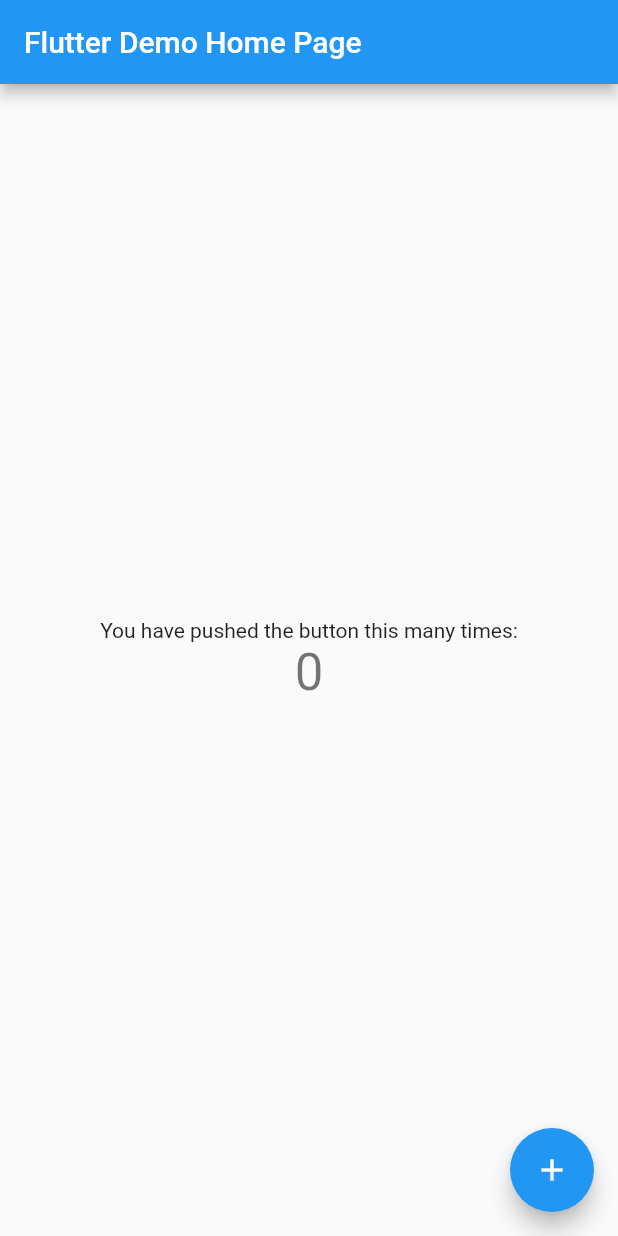
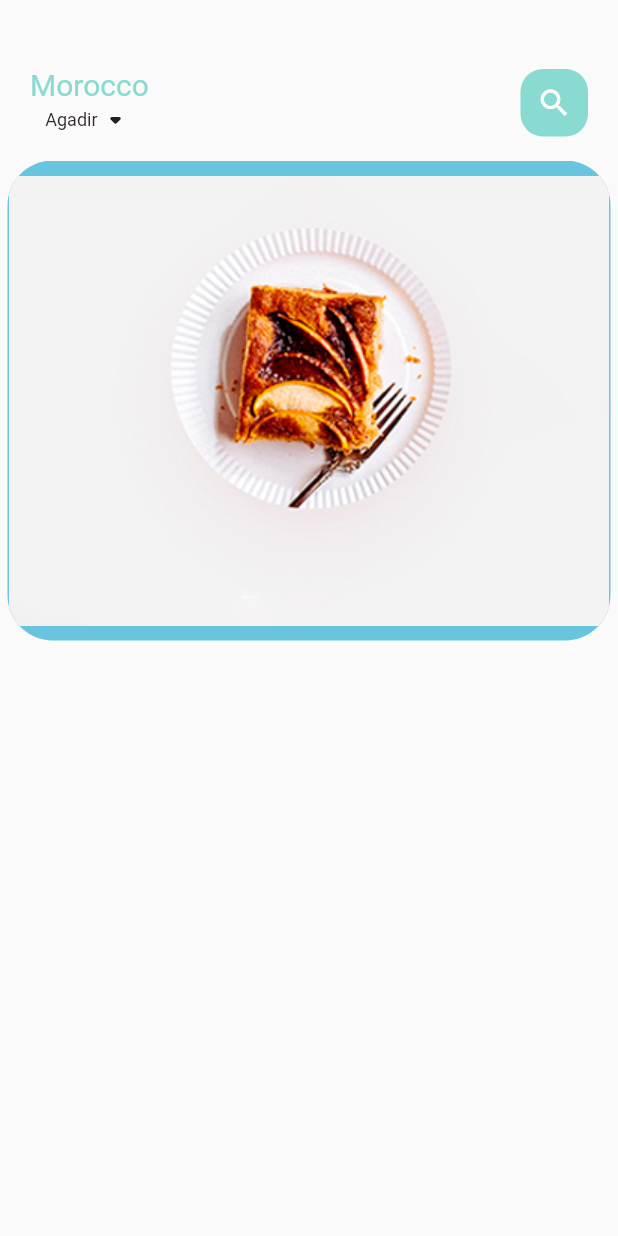
Before and after one commit to neimael/DeliveryFoodApp, a Flutter app: the screen it shows after launch, on a phone screen of 412 x 824 dp. Run offline on Flutter 3.47's test engine with Material 2 defaults, Android fonts, the phone set to English and light mode, and no system bars.

Commit message:
first page

```diff
--- /dev/null
+++ b/lib/home/food_page_body.dart
@@ -0,0 +1,36 @@
+import 'package:flutter/material.dart';
+
+class FoodPageBody extends StatefulWidget {
+  const FoodPageBody({super.key});
+
+  @override
+  State<FoodPageBody> createState() => _FoodPageBodyState();
+}
+
+class _FoodPageBodyState extends State<FoodPageBody> {
+  @override
+  Widget build(BuildContext context) {
+    return Container(
+      height: 320,
+      child: PageView.builder(
+          itemCount: 5,
+          itemBuilder: ((context, position) {
+            return _buildPageItem(position);
+          })),
+    );
+  }
+
+  Widget _buildPageItem(int index) {
+    return Container(
+      height: 220,
+      margin: EdgeInsets.only(
+        left: 5,
+        right: 5,
+      ),
+      decoration: BoxDecoration(
+          borderRadius: BorderRadius.circular(30),
+          color: index.isEven ? Color(0xFF69c5df) : Color(0xFF9294cc),
+          image: DecorationImage(image: AssetImage("assets/image/food1.png"))),
+    );
+  }
+}
--- /dev/null
+++ b/lib/home/main_food_page.dart
@@ -0,0 +1,74 @@
+import 'package:deliveryfood/widgets/big_text.dart';
+import 'package:flutter/material.dart';
+
+import '../utils/colors.dart';
+import '../widgets/small_text.dart';
+import 'food_page_body.dart';
+
+class MainFoodPage extends StatefulWidget {
+  const MainFoodPage({super.key});
+
+  @override
+  State<MainFoodPage> createState() => _MainFoodPageState();
+}
+
+class _MainFoodPageState extends State<MainFoodPage> {
+  @override
+  Widget build(BuildContext context) {
+    return Scaffold(
+      body: Column(
+        children: [
+          Container(
+            child: Container(
+              margin: EdgeInsets.only(
+                top: 45,
+                bottom: 15,
+              ),
+              padding: EdgeInsets.only(
+                left: 20,
+                right: 20,
+              ),
+              child: Row(
+                mainAxisAlignment: MainAxisAlignment.spaceBetween,
+                children: [
+                  Column(
+                    children: [
+                      BigText(
+                        text: "Morocco",
+                        color: AppColors.mainColor,
+                      ),
+                      Row(
+                        children: [
+                          SmallText(
+                            text: "Agadir",
+                            color: AppColors.mainBlackColor,
+                          ),
+                          Icon(Icons.arrow_drop_down_rounded)
+                        ],
+                      ),
+                    ],
+                  ),
+                  Center(
+                    child: Container(
+                      width: 45,
+                      height: 45,
+                      child: Icon(
+                        Icons.search,
+                        color: Colors.white,
+                      ),
+                      decoration: BoxDecoration(
+                        borderRadius: BorderRadius.circular(15),
+                        color: AppColors.mainColor,
+                      ),
+                    ),
+                  ),
+                ],
+              ),
+            ),
+          ),
+          FoodPageBody(),
+        ],
+      ),
+    );
+  }
+}
--- a/lib/main.dart
+++ b/lib/main.dart
@@ -1,4 +1,6 @@
 import 'package:flutter/material.dart';
+
+import 'home/main_food_page.dart';
 
 void main() {
   runApp(const MyApp());
@@ -11,105 +13,8 @@
   @override
   Widget build(BuildContext context) {
     return MaterialApp(
-      title: 'Flutter Demo',
-      theme: ThemeData(
-        // This is the theme of your application.
-        //
-        // Try running your application with "flutter run". You'll see the
-        // application has a blue toolbar. Then, without quitting the app, try
-        // changing the primarySwatch below to Colors.green and then invoke
-        // "hot reload" (press "r" in the console where you ran "flutter run",
-        // or simply save your changes to "hot reload" in a Flutter IDE).
-        // Notice that the counter didn't reset back to zero; the application
-        // is not restarted.
-        primarySwatch: Colors.blue,
-      ),
-      home: const MyHomePage(title: 'Flutter Demo Home Page'),
+      debugShowCheckedModeBanner: false,
+      home: const MainFoodPage(),
     );
   }
 }
-
-class MyHomePage extends StatefulWidget {
-  const MyHomePage({super.key, required this.title});
-
-  // This widget is the home page of your application. It is stateful, meaning
-  // that it has a State object (defined below) that contains fields that affect
-  // how it looks.
-
-  // This class is the configuration for the state. It holds the values (in this
-  // case the title) provided by the parent (in this case the App widget) and
-  // used by the build method of the State. Fields in a Widget subclass are
-  // always marked "final".
-
-  final String title;
-
-  @override
-  State<MyHomePage> createState() => _MyHomePageState();
-}
-
-class _MyHomePageState extends State<MyHomePage> {
-  int _counter = 0;
-
-  void _incrementCounter() {
-    setState(() {
-      // This call to setState tells the Flutter framework that something has
-      // changed in this State, which causes it to rerun the build method below
-      // so that the display can reflect the updated values. If we changed
-      // _counter without calling setState(), then the build method would not be
-      // called again, and so nothing would appear to happen.
-      _counter++;
-    });
-  }
-
-  @override
-  Widget build(BuildContext context) {
-    // This method is rerun every time setState is called, for instance as done
-    // by the _incrementCounter method above.
-    //
-    // The Flutter framework has been optimized to make rerunning build methods
-    // fast, so that you can just rebuild anything that needs updating rather
-    // than having to individually change instances of widgets.
-    return Scaffold(
-      appBar: AppBar(
-        // Here we take the value from the MyHomePage object that was created by
-        // the App.build method, and use it to set our appbar title.
-        title: Text(widget.title),
-      ),
-      body: Center(
-        // Center is a layout widget. It takes a single child and positions it
-        // in the middle of the parent.
-        child: Column(
-          // Column is also a layout widget. It takes a list of children and
-          // arranges them vertically. By default, it sizes itself to fit its
-          // children horizontally, and tries to be as tall as its parent.
-          //
-          // Invoke "debug painting" (press "p" in the console, choose the
-          // "Toggle Debug Paint" action from the Flutter Inspector in Android
-          // Studio, or the "Toggle Debug Paint" command in Visual Studio Code)
-          // to see the wireframe for each widget.
-          //
-          // Column has various properties to control how it sizes itself and
-          // how it positions its children. Here we use mainAxisAlignment to
-          // center the children vertically; the main axis here is the vertical
-          // axis because Columns are vertical (the cross axis would be
-          // horizontal).
-          mainAxisAlignment: MainAxisAlignment.center,
-          children: <Widget>[
-            const Text(
-              'You have pushed the button this many times:',
-            ),
-            Text(
-              '$_counter',
-              style: Theme.of(context).textTheme.headlineMedium,
-            ),
-          ],
-        ),
-      ),
-      floatingActionButton: FloatingActionButton(
-        onPressed: _incrementCounter,
-        tooltip: 'Increment',
-        child: const Icon(Icons.add),
-      ), // This trailing comma makes auto-formatting nicer for build methods.
-    );
-  }
-}
--- /dev/null
+++ b/lib/widgets/big_text.dart
@@ -0,0 +1,31 @@
+import 'package:deliveryfood/utils/colors.dart';
+import 'package:flutter/material.dart';
+
+class BigText extends StatelessWidget {
+  Color? color;
+  final String text;
+  double size;
+  TextOverflow overflow;
+  BigText({
+    super.key,
+    this.color = const Color(0xFF332d2b),
+    required this.text,
+    this.size = 20,
+    this.overflow = TextOverflow.ellipsis,
+  });
+
+  @override
+  Widget build(BuildContext context) {
+    return Text(
+      text,
+      overflow: overflow,
+      maxLines: 1,
+      style: TextStyle(
+        color: color,
+        fontWeight: FontWeight.w400,
+        fontFamily: 'Roboto',
+        fontSize: size,
+      ),
+    );
+  }
+}
--- /dev/null
+++ b/lib/widgets/small_text.dart
@@ -0,0 +1,28 @@
+import 'package:flutter/material.dart';
+
+class SmallText extends StatelessWidget {
+  Color? color;
+  final String text;
+  double size;
+  double height;
+  SmallText({
+    super.key,
+    this.color = const Color(0xFFccc7c5),
+    required this.text,
+    this.size = 12,
+    this.height = 1.2,
+  });
+
+  @override
+  Widget build(BuildContext context) {
+    return Text(
+      text,
+      style: TextStyle(
+        color: color,
+        fontFamily: 'Roboto',
+        fontSize: size,
+        height: height,
+      ),
+    );
+  }
+}
```
Also changed, not shown: pubspec.yaml (+13 -3 lines).
